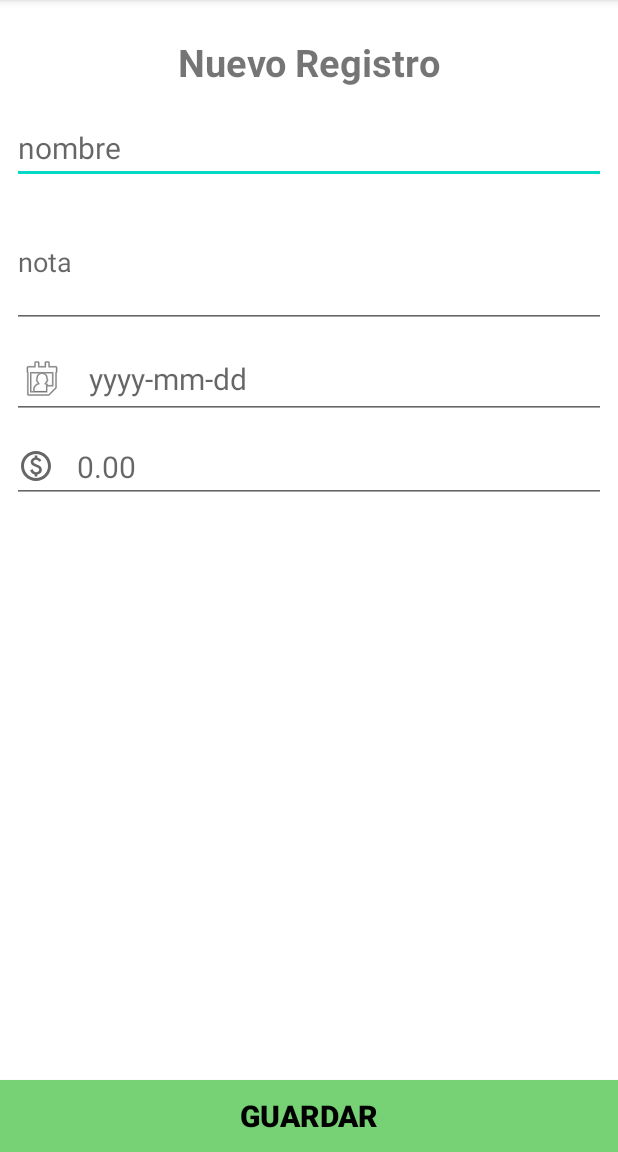
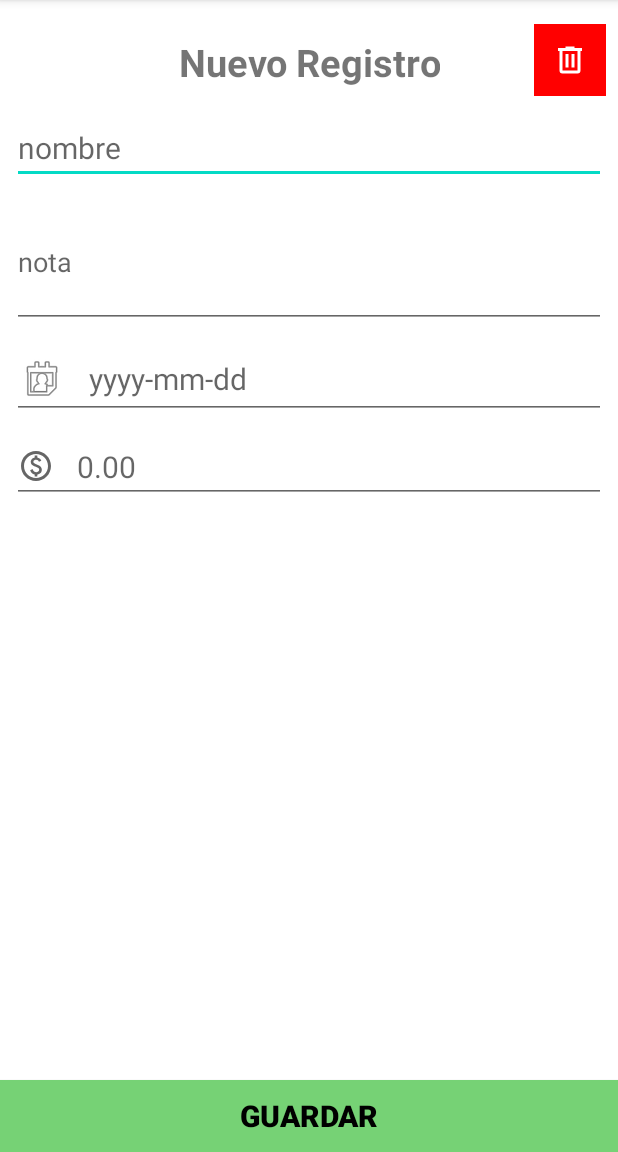
Before and after one commit to SESI-Phonegap/MiPlata, an Android app: the RegistroOperacionesMensualesActivity screen opened directly, with no data from a screen before it, on a phone screen of 412 x 824 dp, the part 84-1236 px from its top. Run offline under Robolectric (Android 15) with nearby library versions, the phone set to English and light mode, and no system bars; our stand-ins replace Room's generated code, data binding.

Commit message:
add delete button

```diff
--- a/app/src/main/java/com/sesi/miplata/view/main/RegistroOperacionesMensualesViewModel.java
+++ b/app/src/main/java/com/sesi/miplata/view/main/RegistroOperacionesMensualesViewModel.java
@@ -16,6 +16,8 @@ public class RegistroOperacionesMensualesViewModel extends ViewModel {
         this.operacionesRepo = new OperacionesRepository(application);
     }
 
+
+
     public static class RegistroOperacionesMensualesViewModelFactory implements ViewModelProvider.Factory{
         private final Application application;
 
--- /dev/null
+++ b/app/src/main/res/drawable/trash_can_outline.xml
@@ -0,0 +1,8 @@
+<!-- drawable/trash_can_outline.xml -->
+<vector xmlns:android="http://schemas.android.com/apk/res/android"
+    android:height="24dp"
+    android:width="24dp"
+    android:viewportWidth="24"
+    android:viewportHeight="24">
+    <path android:fillColor="#FFFF" android:pathData="M9,3V4H4V6H5V19A2,2 0 0,0 7,21H17A2,2 0 0,0 19,19V6H20V4H15V3H9M7,6H17V19H7V6M9,8V17H11V8H9M13,8V17H15V8H13Z" />
+</vector>
--- a/app/src/main/res/layout/activity_registro_operaciones_mensuales.xml
+++ b/app/src/main/res/layout/activity_registro_operaciones_mensuales.xml
@@ -26,6 +26,17 @@
         app:layout_constraintStart_toStartOf="parent"
         app:layout_constraintTop_toTopOf="parent">
 
+        <androidx.appcompat.widget.AppCompatImageButton
+            android:id="@+id/btn_delete"
+            android:layout_width="48dp"
+            android:layout_height="48dp"
+            android:background="@color/red"
+            android:src="@drawable/trash_can_outline"
+            android:layout_marginTop="16dp"
+            android:layout_marginEnd="8dp"
+            app:layout_constraintEnd_toEndOf="parent"
+            app:layout_constraintTop_toTopOf="parent" />
+
         <TextView
             android:id="@+id/tv_title"
             android:layout_width="wrap_content"
@@ -34,6 +45,7 @@
             android:layout_marginTop="24dp"
             android:layout_marginEnd="8dp"
             android:text="Nuevo Registro"
+            android:textAlignment="center"
             android:textSize="25sp"
             android:textStyle="bold"
             app:layout_constraintEnd_toEndOf="parent"
--- a/app/src/main/res/values/colors.xml
+++ b/app/src/main/res/values/colors.xml
@@ -7,6 +7,7 @@
     <color name="teal_700">#FF018786</color>
     <color name="black">#FF000000</color>
     <color name="white">#FFFFFFFF</color>
+    <color name="red">#FF0000</color>
 
     <color name="primaryColor">#43a047</color>
     <color name="primaryLightColor">#76d275</color>
```
Also changed, not shown: app/src/main/res/layout/activity_registro_gasto_ingreso.xml (+11 -0 lines).
